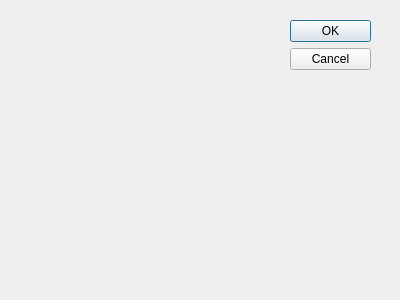
First picture: the form in april/AprilDream/gui/newworlddlg.ui, repository TNick/april, before the edit.
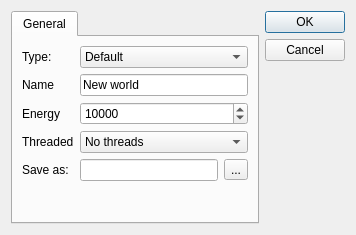
Second picture: the form after the edit.

Commit message: Implemented new world dialog - issue #8

The edit to the form file:
```diff
--- a/april/AprilDream/gui/newworlddlg.ui
+++ b/april/AprilDream/gui/newworlddlg.ui
@@ -8,29 +8,164 @@
    <rect>
     <x>0</x>
     <y>0</y>
-    <width>400</width>
-    <height>300</height>
+    <width>327</width>
+    <height>235</height>
    </rect>
   </property>
   <property name="windowTitle">
    <string>Dialog</string>
   </property>
-  <widget class="QDialogButtonBox" name="buttonBox">
-   <property name="geometry">
-    <rect>
-     <x>290</x>
-     <y>20</y>
-     <width>81</width>
-     <height>241</height>
-    </rect>
-   </property>
-   <property name="orientation">
-    <enum>Qt::Vertical</enum>
-   </property>
-   <property name="standardButtons">
-    <set>QDialogButtonBox::Cancel|QDialogButtonBox::Ok</set>
-   </property>
-  </widget>
+  <layout class="QHBoxLayout" name="horizontalLayout">
+   <item>
+    <widget class="QTabWidget" name="tabWidget">
+     <property name="currentIndex">
+      <number>0</number>
+     </property>
+     <widget class="QWidget" name="tab">
+      <attribute name="title">
+       <string>General</string>
+      </attribute>
+      <layout class="QFormLayout" name="formLayout">
+       <item row="1" column="0">
+        <widget class="QLabel" name="label">
+         <property name="text">
+          <string>Name</string>
+         </property>
+        </widget>
+       </item>
+       <item row="1" column="1">
+        <widget class="QLineEdit" name="le_name">
+         <property name="text">
+          <string>New world</string>
+         </property>
+        </widget>
+       </item>
+       <item row="5" column="0">
+        <widget class="QLabel" name="label_5">
+         <property name="text">
+          <string>Save as:</string>
+         </property>
+        </widget>
+       </item>
+       <item row="5" column="1">
+        <layout class="QHBoxLayout" name="horizontalLayout_2">
+         <item>
+          <widget class="QLineEdit" name="le_file"/>
+         </item>
+         <item>
+          <widget class="QToolButton" name="b_file">
+           <property name="text">
+            <string>...</string>
+           </property>
+          </widget>
+         </item>
+        </layout>
+       </item>
+       <item row="0" column="0">
+        <widget class="QLabel" name="label_2">
+         <property name="text">
+          <string>Type:</string>
+         </property>
+        </widget>
+       </item>
+       <item row="0" column="1">
+        <widget class="QComboBox" name="cb_type">
+         <item>
+          <property name="text">
+           <string>Default</string>
+          </property>
+         </item>
+        </widget>
+       </item>
+       <item row="2" column="0">
+        <widget class="QLabel" name="label_3">
+         <property name="text">
+          <string>Energy</string>
+         </property>
+        </widget>
+       </item>
+       <item row="2" column="1">
+        <widget class="QSpinBox" name="sp_energy">
+         <property name="minimum">
+          <number>100</number>
+         </property>
+         <property name="maximum">
+          <number>1000000000</number>
+         </property>
+         <property name="singleStep">
+          <number>10</number>
+         </property>
+         <property name="value">
+          <number>10000</number>
+         </property>
+        </widget>
+       </item>
+       <item row="3" column="0">
+        <widget class="QLabel" name="label_4">
+         <property name="text">
+          <string>Threaded</string>
+         </property>
+        </widget>
+       </item>
+       <item row="3" column="1">
+        <widget class="QComboBox" name="cb_threads">
+         <item>
+          <property name="text">
+           <string>No threads</string>
+          </property>
+         </item>
+         <item>
+          <property name="text">
+           <string>A worker thread</string>
+          </property>
+         </item>
+         <item>
+          <property name="text">
+           <string>2 worker threads</string>
+          </property>
+         </item>
+         <item>
+          <property name="text">
+           <string>4 worker threads</string>
+          </property>
+         </item>
+         <item>
+          <property name="text">
+           <string>8 worker threads</string>
+          </property>
+         </item>
+         <item>
+          <property name="text">
+           <string>16 worker threads</string>
+          </property>
+         </item>
+         <item>
+          <property name="text">
+           <string>64 worker threads</string>
+          </property>
+         </item>
+         <item>
+          <property name="text">
+           <string>One thread for each actor</string>
+          </property>
+         </item>
+        </widget>
+       </item>
+      </layout>
+     </widget>
+    </widget>
+   </item>
+   <item>
+    <widget class="QDialogButtonBox" name="buttonBox">
+     <property name="orientation">
+      <enum>Qt::Vertical</enum>
+     </property>
+     <property name="standardButtons">
+      <set>QDialogButtonBox::Cancel|QDialogButtonBox::Ok</set>
+     </property>
+    </widget>
+   </item>
+  </layout>
  </widget>
  <pixmapfunction/>
  <resources/>
```
Left out of the diff: 23 changed lines with no effect on the pictures. The commit also changes 4 other files.
